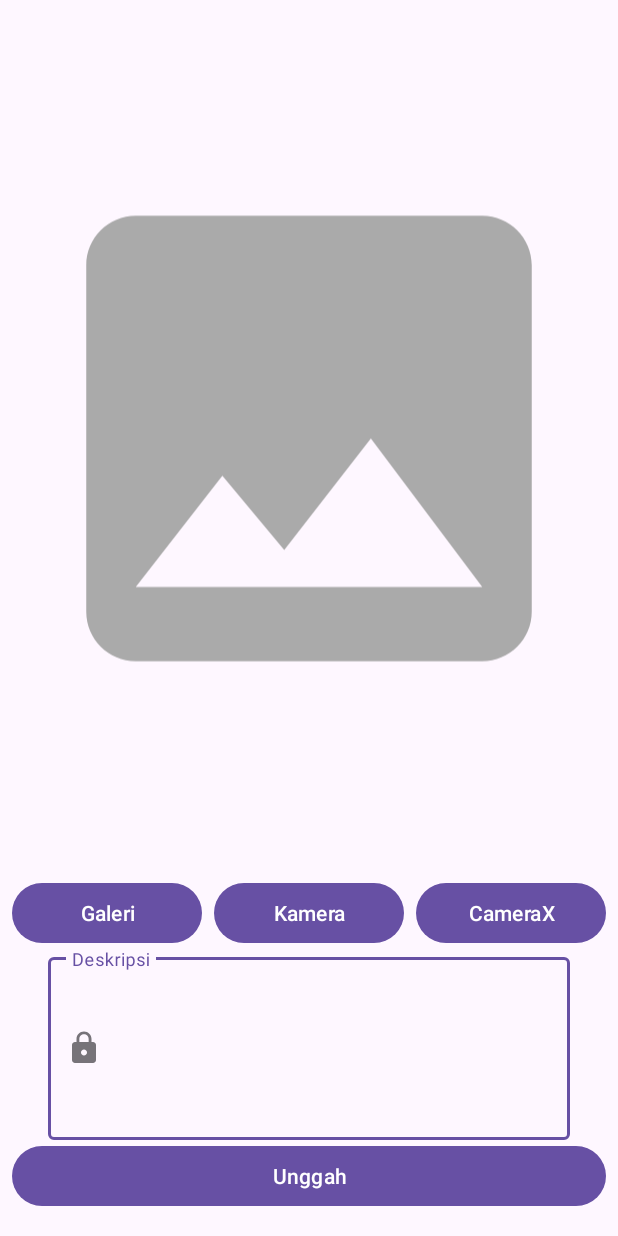
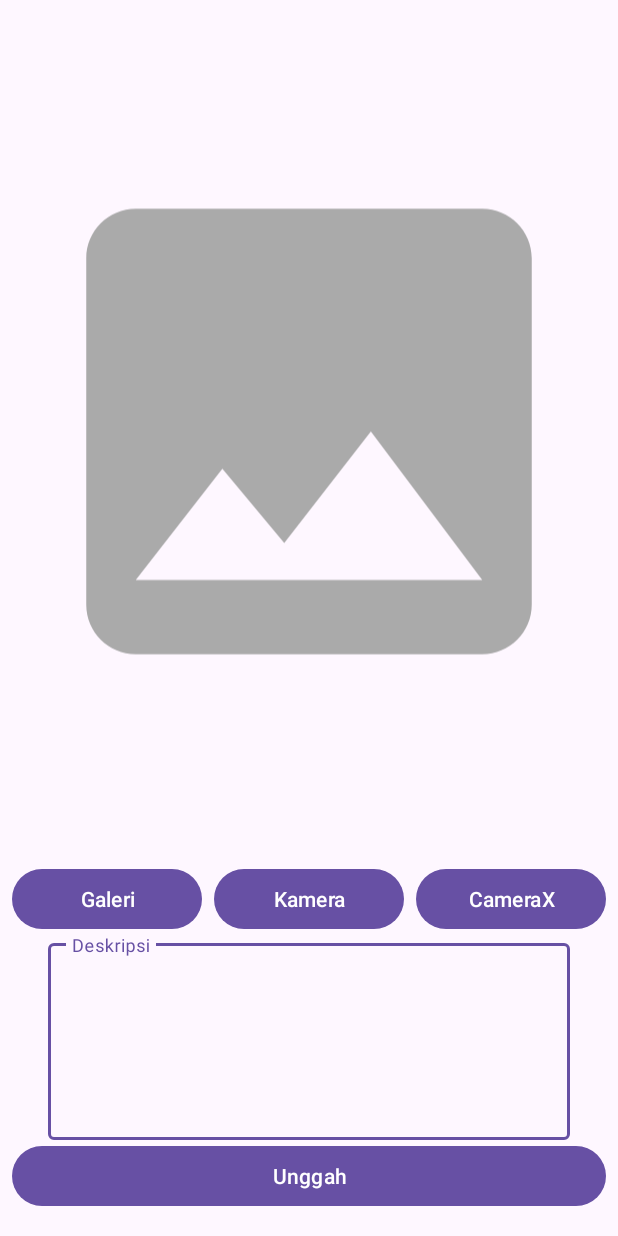
Before and after one commit to rezahilmi/StoryApp, an Android app built with Jetpack Compose: the UploadStoryActivity screen opened directly, with no data from a screen before it, on a phone screen of 412 x 824 dp. Run offline under Robolectric (Android 15) with nearby library versions, the phone set to English and light mode, and no system bars; network calls fail; pictures from the network do not load.

Commit message:
update upload story

```diff
--- a/app/src/main/AndroidManifest.xml
+++ b/app/src/main/AndroidManifest.xml
@@ -2,6 +2,11 @@
 <manifest xmlns:android="http://schemas.android.com/apk/res/android"
     xmlns:tools="http://schemas.android.com/tools">
 
+    <uses-feature
+        android:name="android.hardware.camera"
+        android:required="false" />
+
+    <uses-permission android:name="android.permission.CAMERA" />
     <uses-permission android:name="android.permission.INTERNET" />
 
     <application
--- a/app/src/main/java/com/example/storyapp/data/api/ApiConfig.kt
+++ b/app/src/main/java/com/example/storyapp/data/api/ApiConfig.kt
@@ -1,5 +1,6 @@
 package com.example.storyapp.data.api
 
+import android.util.Log
 import okhttp3.Interceptor
 import okhttp3.OkHttpClient
 import okhttp3.logging.HttpLoggingInterceptor
@@ -8,6 +9,7 @@ import retrofit2.converter.gson.GsonConverterFactory
 
 object ApiConfig {
     fun getApiService(token: String): ApiService {
+        Log.d("ApiConfig", "Using token: $token")
         val loggingInterceptor =
             HttpLoggingInterceptor().setLevel(HttpLoggingInterceptor.Level.BODY)
         val authInterceptor = Interceptor { chain ->
--- a/app/src/main/java/com/example/storyapp/data/pref/UserPreference.kt
+++ b/app/src/main/java/com/example/storyapp/data/pref/UserPreference.kt
@@ -1,6 +1,7 @@
 package com.example.storyapp.data.pref
 
 import android.content.Context
+import android.util.Log
 import androidx.datastore.core.DataStore
 import androidx.datastore.preferences.core.Preferences
 import androidx.datastore.preferences.core.booleanPreferencesKey
@@ -15,6 +16,7 @@ val Context.dataStore: DataStore<Preferences> by preferencesDataStore(name = "se
 class UserPreference private constructor(private val dataStore: DataStore<Preferences>) {
 
     suspend fun saveSession(user: UserModel) {
+        Log.d("UserPreference", "Saving session: ${user.token}")
         dataStore.edit { preferences ->
             preferences[ID_KEY] = user.userId
             preferences[NAME_KEY] = user.name
@@ -25,12 +27,14 @@ class UserPreference private constructor(private val dataStore: DataStore<Prefer
 
     fun getSession(): Flow<UserModel> {
         return dataStore.data.map { preferences ->
-            UserModel(
+            val userModel = UserModel(
                 preferences[ID_KEY] ?: "",
                 preferences[NAME_KEY] ?: "",
                 preferences[TOKEN_KEY] ?: "",
                 preferences[IS_LOGIN_KEY] ?: false
             )
+            Log.d("UserPreference", "Retrieved session: ${userModel.token}")
+            userModel
         }
     }
 
--- a/app/src/main/java/com/example/storyapp/ui/main/MainActivity.kt
+++ b/app/src/main/java/com/example/storyapp/ui/main/MainActivity.kt
@@ -38,7 +38,7 @@ class MainActivity : AppCompatActivity() {
 
         recyclerView = findViewById(R.id.rvStories)
         recyclerView.layoutManager = LinearLayoutManager(this)
-        adapter = StoryAdapter(this)
+        adapter = StoryAdapter()
         recyclerView.adapter = adapter
 
         toolbar = findViewById(R.id.toolbar)
--- a/app/src/main/java/com/example/storyapp/ui/uploadStory/UploadStoryActivity.kt
+++ b/app/src/main/java/com/example/storyapp/ui/uploadStory/UploadStoryActivity.kt
@@ -21,8 +21,8 @@ import com.example.storyapp.ui.ViewModelFactory
 import androidx.core.content.ContextCompat
 import androidx.core.net.toUri
 import com.example.storyapp.data.ResultState
+import com.example.storyapp.ui.main.MainActivity
 import com.example.storyapp.ui.uploadStory.CameraActivity.Companion.CAMERAX_RESULT
-import com.example.storyapp.ui.main.MainActivity
 
 class UploadStoryActivity : AppCompatActivity() {
 
@@ -58,9 +58,6 @@ class UploadStoryActivity : AppCompatActivity() {
         val factory = ViewModelFactory.getInstance(this)
         uploadStoryViewModel = ViewModelProvider(this, factory)[UploadStoryViewModel::class.java]
 
-//        uploadStoryViewModel.isLoading.observe(this) { isLoading ->
-//            showLoading(isLoading)
-//        }
 
         if (!allPermissionsGranted()) {
             requestPermissionLauncher.launch(REQUIRED_PERMISSION)
@@ -69,7 +66,7 @@ class UploadStoryActivity : AppCompatActivity() {
         binding.galleryButton.setOnClickListener { startGallery() }
         binding.cameraButton.setOnClickListener { startCamera() }
         binding.cameraXButton.setOnClickListener { startCameraX() }
-        binding.uploadButton.setOnClickListener { uploadImage() }
+        binding.buttonAdd.setOnClickListener { uploadImage() }
     }
         private fun startGallery() {
             launcherGallery.launch(PickVisualMediaRequest(ActivityResultContracts.PickVisualMedia.ImageOnly))
@@ -124,7 +121,7 @@ class UploadStoryActivity : AppCompatActivity() {
         currentImageUri?.let { uri ->
             val imageFile = uriToFile(uri, this).reduceFileImage()
             Log.d("Image File", "showImage: ${imageFile.path}")
-            val description = binding.descriptionEditText.text.toString()
+            val description = binding.edAddDescription.text.toString()
 
             uploadStoryViewModel.uploadImage(imageFile, description)
 
--- a/app/src/main/res/layout/activity_upload_story.xml
+++ b/app/src/main/res/layout/activity_upload_story.xml
@@ -77,24 +77,26 @@
         android:layout_height="wrap_content"
         android:layout_marginStart="32dp"
         android:layout_marginEnd="32dp"
-        app:layout_constraintBottom_toTopOf="@+id/uploadButton"
+        app:layout_constraintBottom_toTopOf="@+id/button_add"
         app:layout_constraintEnd_toEndOf="parent"
-        app:layout_constraintStart_toStartOf="parent"
-        app:startIconDrawable="@drawable/ic_baseline_lock_24">
+        app:layout_constraintStart_toStartOf="parent">
 
         <com.google.android.material.textfield.TextInputEditText
-            android:id="@+id/descriptionEditText"
+            android:id="@+id/ed_add_description"
             android:hint="@string/deskripsi"
             android:layout_width="match_parent"
             android:layout_height="wrap_content"
-            android:padding="50dp"
+            android:minLines="5"
+            android:maxLines="5"
+            android:gravity="top|start"
+            android:scrollbars="vertical"
             android:ems="10"
             android:inputType="textMultiLine"
             app:errorEnabled="true" />
     </com.google.android.material.textfield.TextInputLayout>
 
     <Button
-        android:id="@+id/uploadButton"
+        android:id="@+id/button_add"
         android:layout_width="0dp"
         android:layout_height="wrap_content"
         android:layout_marginStart="8dp"
--- a/app/src/main/res/values/strings.xml
+++ b/app/src/main/res/values/strings.xml
@@ -24,4 +24,6 @@
     <string name="empty_image_warning">Silakan masukkan berkas gambar terlebih dahulu.</string>
     <string name="add_story">tambah story</string>
     <string name="deskripsi">Deskripsi</string>
+    <string name="shani_indira_natio">Shani Indira Natio</string>
+    <string name="sample_description">Sample description</string>
 </resources>
--- a/app/src/main/res/values/themes.xml
+++ b/app/src/main/res/values/themes.xml
@@ -2,4 +2,5 @@
 <resources>
 
     <style name="Theme.StoryApp" parent="Theme.Material3.Light.NoActionBar"/>
+
 </resources>
```
Also changed, not shown: app/src/main/java/com/example/storyapp/data/UserRepository.kt (+0 -20 lines), app/src/main/java/com/example/storyapp/ui/login/LoginActivity.kt (+1 -20 lines), app/src/main/java/com/example/storyapp/ui/main/StoryAdapter.kt (+40 -15 lines), app/src/main/res/layout/activity_detail_story.xml (+14 -6 lines), app/src/main/res/layout/item_story.xml (+8 -5 lines).
